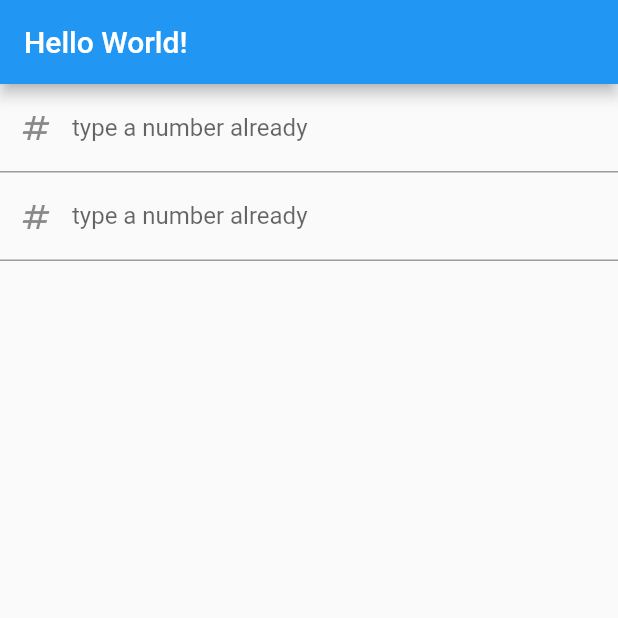
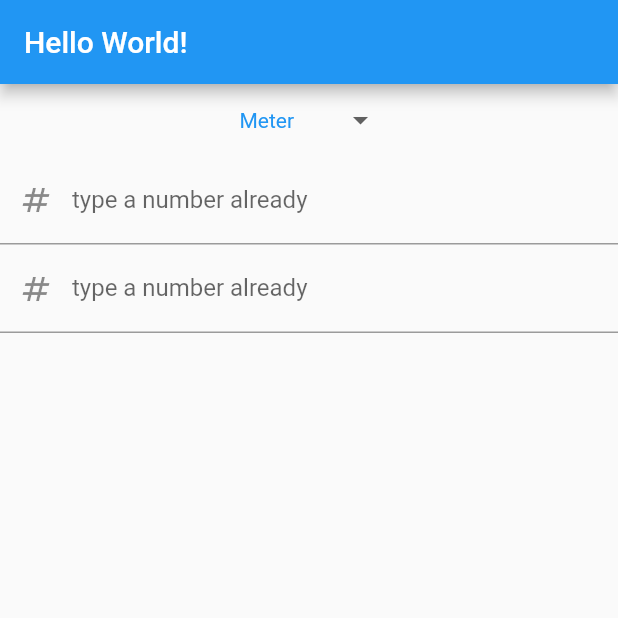
Before and after one commit to noamshamir/unit-conversion-app, a Flutter app: the screen it shows after launch, on a phone screen of 412 x 824 dp, the top half of it. Run offline on Flutter 3.47's test engine with Material 2 defaults, Android fonts, the phone set to English and light mode, and no system bars.

Commit message:
Added a non-functional dropdown

```diff
--- a/lib/main.dart
+++ b/lib/main.dart
@@ -1,4 +1,3 @@
-
 import 'package:flutter/services.dart';
 import 'package:flutter/material.dart';
 
@@ -27,12 +26,10 @@ class MyHomePage extends StatelessWidget {
   @override
   Widget build(BuildContext context) {
     return Scaffold(
-        appBar: AppBar(
-          title: Text('Hello World!')),
-          body: NumberInputWidget(),
+      appBar: AppBar(title: Text('Hello World!')),
+      body: NumberInputWidget(),
     );
   }
-
 }
 
 class NumberInputWidget extends StatefulWidget {
@@ -49,6 +46,8 @@ class _NumberInputWidgetState extends State<NumberInputWidget> {
   double numberValue1 = 0;
   double numberValue2 = 0;
   double conversionFactor = 100;
+
+  String dropdownValue = '1';
 
   @override
   void dispose() {
@@ -84,27 +83,52 @@ class _NumberInputWidgetState extends State<NumberInputWidget> {
       myController1.text = numberValue1.toString();
     });
   }
+
   @override
   Widget build(BuildContext context) {
     return Column(children: <Widget>[
+      DropdownButton<String>(
+          value: dropdownValue,
+          icon: const Icon(Icons.arrow_drop_down),
+          elevation: 16,
+          style: const TextStyle(color: Colors.blue),
+          underline: Container(
+            height: 0,
+            color: Colors.blueAccent,
+          ),
+          onChanged: (String? value) {
+            // This is called when the user selects an item.
+            setState(() {
+              dropdownValue = value!;
+            });
+          },
+          items: const [
+            DropdownMenuItem(child: Text("Meter"), value: "1"),
+            DropdownMenuItem(child: Text("Centimeter"), value: ".01"),
+            DropdownMenuItem(child: Text("Kilometer"), value: "1000"),
+          ]),
       TextField(
-        inputFormatters: [FilteringTextInputFormatter.allow(RegExp(r'(^\-?\d*\.?\d*)'))],
-        keyboardType: TextInputType.numberWithOptions(
-          decimal: true,
-          signed: true),
+        inputFormatters: [
+          FilteringTextInputFormatter.allow(RegExp(r'(^\-?\d*\.?\d*)'))
+        ],
+        keyboardType:
+            TextInputType.numberWithOptions(decimal: true, signed: true),
         controller: myController1,
         decoration: InputDecoration(
-          prefixIcon: Icon(Icons.numbers), labelText: 'type a number already'),
+            prefixIcon: Icon(Icons.numbers),
+            labelText: 'type a number already'),
         onChanged: (text) => convert1(text),
       ),
       TextField(
-        inputFormatters: [FilteringTextInputFormatter.allow(RegExp(r'(^\-?\d*\.?\d*)'))],
-        keyboardType: TextInputType.numberWithOptions(
-          decimal: true,
-          signed: true),
+        inputFormatters: [
+          FilteringTextInputFormatter.allow(RegExp(r'(^\-?\d*\.?\d*)'))
+        ],
+        keyboardType:
+            TextInputType.numberWithOptions(decimal: true, signed: true),
         controller: myController2,
         decoration: InputDecoration(
-          prefixIcon: Icon(Icons.numbers), labelText: 'type a number already'),
+            prefixIcon: Icon(Icons.numbers),
+            labelText: 'type a number already'),
         onChanged: (text) => convert2(text),
       ),
     ]);
```
